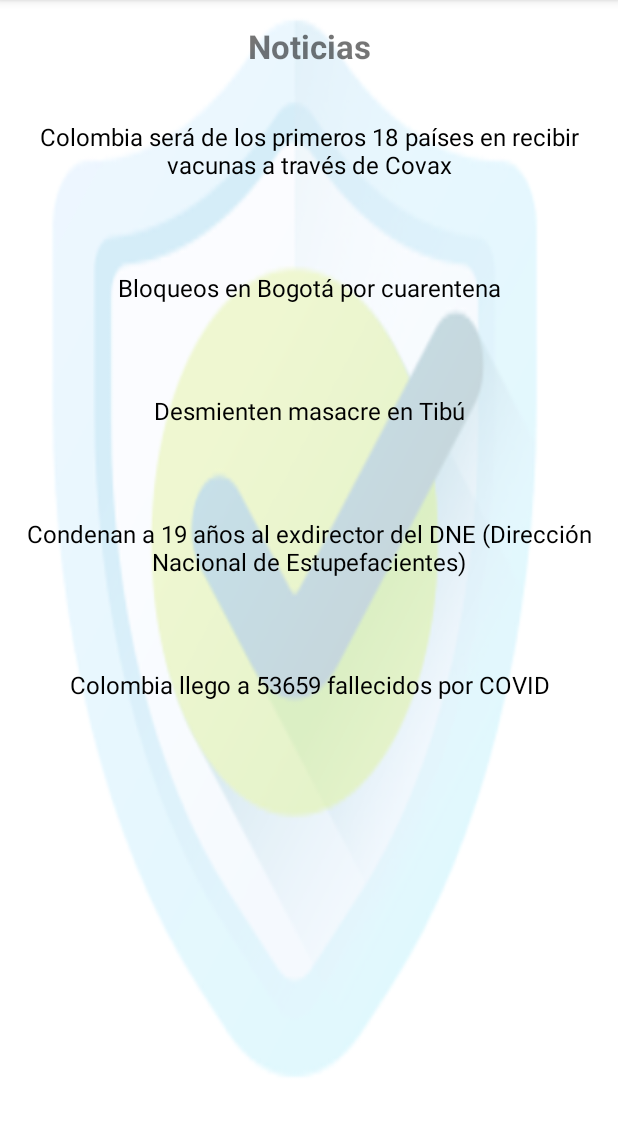
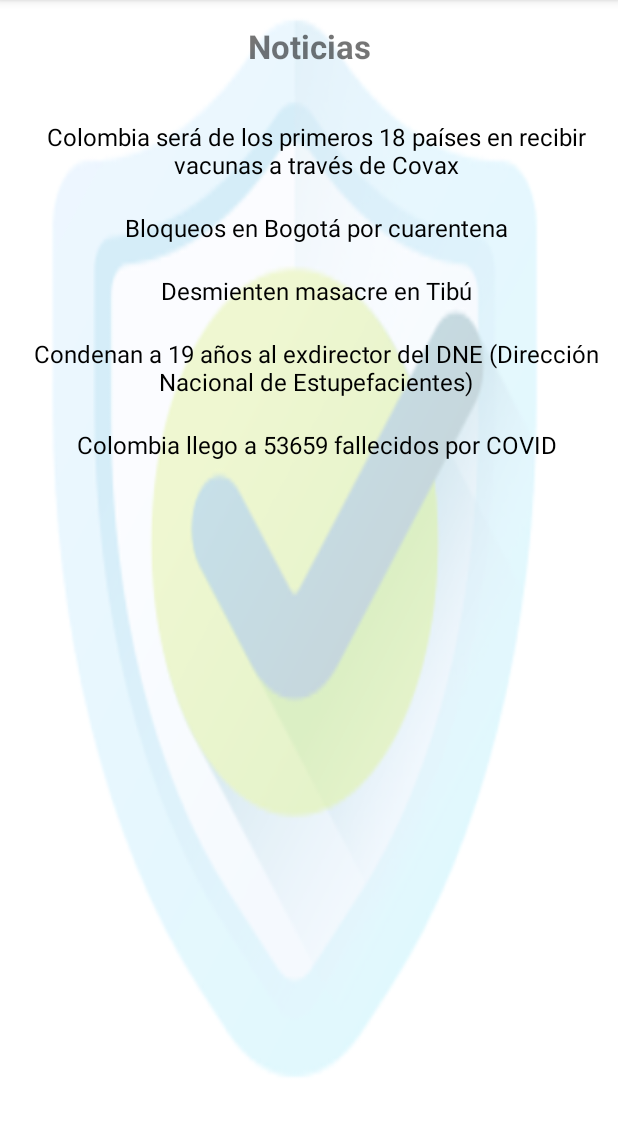
Before and after one commit to diedrych/SECUIRITYOILAPP, an Android app: the news screen opened directly, with no data from a screen before it, on a phone screen of 412 x 824 dp, the part 84-1220 px from its top. Run offline under Robolectric (Android 15) with nearby library versions, the phone set to English and light mode, and no system bars.

```diff
--- a/app/src/main/res/layout/activity_news.xml
+++ b/app/src/main/res/layout/activity_news.xml
@@ -32,6 +32,7 @@
             android:layout_width="match_parent"
             android:layout_height="wrap_content"
             android:gravity="center"
+            android:layout_marginLeft="10sp"
             android:layout_marginTop="80sp"
             android:text="@string/txt_news1"
             android:textColor="@color/black"
@@ -41,7 +42,8 @@
             android:layout_width="match_parent"
             android:layout_height="wrap_content"
             android:gravity="center"
-            android:layout_marginTop="60sp"
+            android:layout_marginTop="20sp"
+            android:layout_marginLeft="10sp"
             android:text="@string/txt_news2"
             android:textColor="@color/black"
             android:textSize="16sp"/>
@@ -50,7 +52,8 @@
             android:layout_width="match_parent"
             android:layout_height="wrap_content"
             android:gravity="center"
-            android:layout_marginTop="60sp"
+            android:layout_marginTop="20sp"
+            android:layout_marginLeft="10sp"
             android:text="@string/txt_news3"
             android:textColor="@color/black"
             android:textSize="16sp"/>
@@ -59,7 +62,8 @@
             android:layout_width="match_parent"
             android:layout_height="wrap_content"
             android:gravity="center"
-            android:layout_marginTop="60sp"
+            android:layout_marginTop="20sp"
+            android:layout_marginLeft="10sp"
             android:text="@string/txt_news4"
             android:textColor="@color/black"
             android:textSize="16sp"/>
@@ -68,7 +72,8 @@
             android:layout_width="match_parent"
             android:layout_height="wrap_content"
             android:gravity="center"
-            android:layout_marginTop="60sp"
+            android:layout_marginTop="20sp"
+            android:layout_marginLeft="10sp"
             android:text="@string/txt_news5"
             android:textColor="@color/black"
             android:textSize="16sp"/>
```
